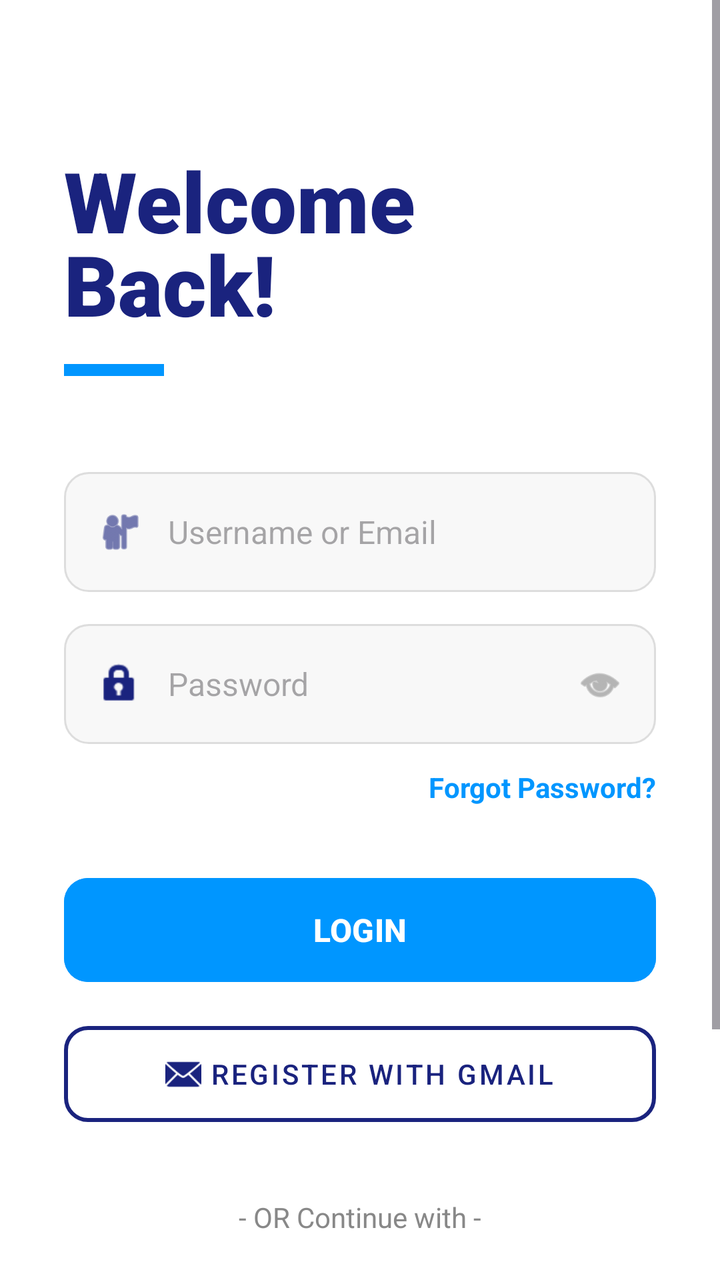
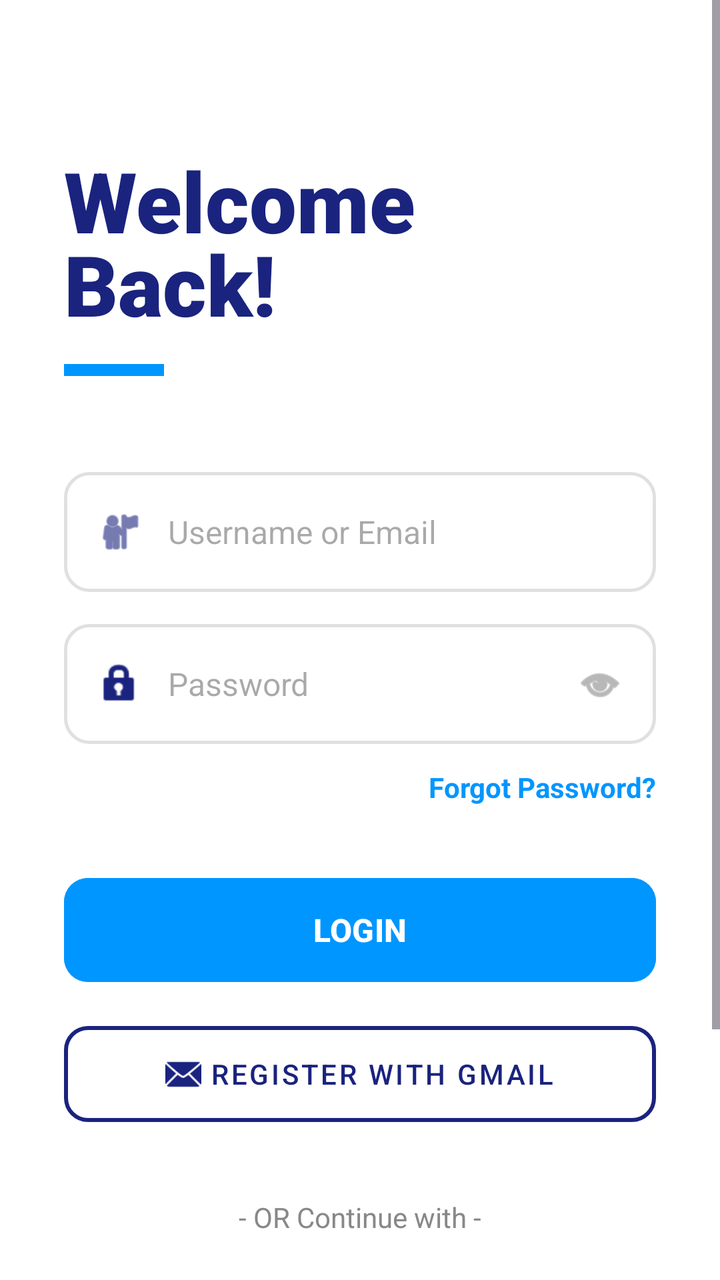

Compare the two renders of this Android layout. The source of the first and the diff that turns it into the second are given below.
<!-- AndroidManifest.xml: application theme Theme.Azracore -->
<!-- res/layout/activity_login2.xml -->
<?xml version="1.0" encoding="utf-8"?>
<ScrollView xmlns:android="http://schemas.android.com/apk/res/android"
    xmlns:app="http://schemas.android.com/apk/res-auto"
    android:layout_width="match_parent"
    android:layout_height="match_parent"
    android:background="#FFFFFF"
    android:fillViewport="true">

    <LinearLayout
        android:layout_width="match_parent"
        android:layout_height="wrap_content"
        android:orientation="vertical"
        android:padding="32dp">

        <TextView
            android:layout_width="wrap_content"
            android:layout_height="wrap_content"
            android:layout_marginTop="40dp"
            android:text="Welcome\nBack!"
            android:textColor="#1A237E"
            android:textSize="42sp"
            android:fontFamily="sans-serif-black"
            android:lineSpacingExtra="-8dp" />

        <View
            android:layout_width="50dp"
            android:layout_height="6dp"
            android:layout_marginTop="12dp"
            android:background="#0096FF" />

        <LinearLayout
            android:layout_width="match_parent"
            android:layout_height="60dp"
            android:layout_marginTop="48dp"
            android:background="@drawable/bg_input_login"
            android:gravity="center_vertical"
            android:orientation="horizontal"
            android:paddingHorizontal="16dp">

            <ImageView
                android:layout_width="24dp"
                android:layout_height="24dp"
                android:src="@android:drawable/ic_menu_myplaces"
                app:tint="#1A237E" />

            <EditText
                android:id="@+id/etUsernameLogin"
                android:layout_width="match_parent"
                android:layout_height="match_parent"
                android:layout_marginStart="12dp"
                android:background="@android:color/transparent"
                android:hint="Username or Email"
                android:inputType="text"
                android:textColor="#333333"
                android:textSize="16sp" />
        </LinearLayout>

        <LinearLayout
            android:layout_width="match_parent"
            android:layout_height="60dp"
            android:layout_marginTop="16dp"
            android:background="@drawable/bg_input_login"
            android:gravity="center_vertical"
            android:orientation="horizontal"
            android:paddingHorizontal="16dp">

            <ImageView
                android:layout_width="24dp"
                android:layout_height="24dp"
                android:src="@android:drawable/ic_lock_idle_lock"
                app:tint="#1A237E" />

            <EditText
                android:id="@+id/etPasswordLogin"
                android:layout_width="0dp"
                android:layout_height="match_parent"
                android:layout_marginStart="12dp"
                android:layout_weight="1"
                android:background="@android:color/transparent"
                android:hint="Password"
                android:inputType="textPassword"
                android:textColor="#333333"
                android:textSize="16sp" />

            <ImageView
                android:layout_width="24dp"
                android:layout_height="24dp"
                android:src="@android:drawable/ic_menu_view"
                app:tint="#888888" />
        </LinearLayout>

        <TextView
            android:layout_width="wrap_content"
            android:layout_height="wrap_content"
            android:layout_gravity="end"
            android:layout_marginTop="12dp"
            android:text="Forgot Password?"
            android:textColor="#0096FF"
            android:textStyle="bold" />

        <Button
            android:id="@+id/btnLogin"
            android:layout_width="match_parent"
            android:layout_height="60dp"
            android:layout_marginTop="32dp"
            android:backgroundTint="#0096FF"
            android:text="Login"
            android:textAllCaps="true"
            android:textSize="16sp"
            android:textStyle="bold"
            app:cornerRadius="12dp"
            app:elevation="4dp" />

        <Button
            android:id="@+id/btnRegisterGmail"
            style="@style/Widget.MaterialComponents.Button.OutlinedButton"
            android:layout_width="match_parent"
            android:layout_height="60dp"
            android:layout_marginTop="12dp"
            android:text="REGISTER WITH GMAIL"
            android:textColor="#1A237E"
            app:strokeColor="#1A237E"
            app:strokeWidth="2dp"
            app:cornerRadius="12dp"
            app:icon="@android:drawable/ic_dialog_email"
            app:iconGravity="textStart"
            app:iconTint="#1A237E" />

        <TextView
            android:layout_width="wrap_content"
            android:layout_height="wrap_content"
            android:layout_gravity="center"
            android:layout_marginTop="32dp"
            android:text="- OR Continue with -"
            android:textColor="#888888" />

        <LinearLayout
            android:layout_width="wrap_content"
            android:layout_height="wrap_content"
            android:layout_gravity="center"
            android:layout_marginTop="16dp"
            android:orientation="horizontal">

            <ImageView
                android:layout_width="55dp"
                android:layout_height="55dp"
                android:layout_margin="8dp"
                android:padding="12dp"
                android:background="@drawable/bg_circle_social"
                android:src="@android:drawable/ic_menu_info_details"
                app:tint="#0096FF" />

            <ImageView
                android:layout_width="55dp"
                android:layout_height="55dp"
                android:layout_margin="8dp"
                android:padding="12dp"
                android:background="@drawable/bg_circle_social"
                android:src="@android:drawable/ic_lock_power_off"
                app:tint="#1A237E" />
        </LinearLayout>

        <LinearLayout
            android:layout_width="wrap_content"
            android:layout_height="wrap_content"
            android:layout_gravity="center"
            android:layout_marginTop="24dp"
            android:layout_marginBottom="16dp"
            android:orientation="horizontal">

            <TextView
                android:layout_width="wrap_content"
                android:layout_height="wrap_content"
                android:text="Create An Account "
                android:textColor="#888888" />

            <TextView
                android:layout_width="wrap_content"
                android:layout_height="wrap_content"
                android:text="Sign Up"
                android:textColor="#0096FF"
                android:textStyle="bold" />
        </LinearLayout>

    </LinearLayout>
</ScrollView>
<!-- resources referenced by this layout -->
<resources>
  <!-- drawable bg_circle_social (drawable) -->
  <?xml version="1.0" encoding="utf-8"?>
  <shape xmlns:android="http://schemas.android.com/apk/res/android"
      android:shape="oval">
      <stroke android:width="1dp" android:color="#FF0096FF" />
      <solid android:color="#FFFFFF" />
  </shape>
  <!-- drawable bg_input_login (drawable) -->
  <?xml version="1.0" encoding="utf-8"?>
  <shape xmlns:android="http://schemas.android.com/apk/res/android">
      <solid android:color="#F8F8F8" />
      <stroke android:width="1dp" android:color="#DDDDDD" />
      <corners android:radius="12dp" />
  </shape>
  <style name="Theme.Azracore" parent="Base.Theme.Azracore" />
  <style name="Base.Theme.Azracore" parent="Theme.Material3.DayNight.NoActionBar">
          
          
      </style>
</resources>

<!-- the commit's change to res/layout/activity_login2.xml (unified diff, before → after) -->
@@ -83,6 +83,7 @@
                 android:textSize="16sp" />
 
             <ImageView
+                android:id="@+id/ivTogglePassword"
                 android:layout_width="24dp"
                 android:layout_height="24dp"
                 android:src="@android:drawable/ic_menu_view"
@@ -111,7 +112,7 @@
             app:cornerRadius="12dp"
             app:elevation="4dp" />
 
-        <Button
+        <com.google.android.material.button.MaterialButton
             android:id="@+id/btnRegisterGmail"
             style="@style/Widget.MaterialComponents.Button.OutlinedButton"
             android:layout_width="match_parent"
<!-- resource entries referenced after the edit -->
@@ -2,17 +2,16 @@
 <resources>
   <!-- drawable bg_circle_social (drawable) -->
   <?xml version="1.0" encoding="utf-8"?>
-  <shape xmlns:android="http://schemas.android.com/apk/res/android"
-      android:shape="oval">
-      <stroke android:width="1dp" android:color="#FF0096FF" />
-      <solid android:color="#FFFFFF" />
+  <shape xmlns:android="http://schemas.android.com/apk/res/android">
+      <solid android:color="#F5F5F5"/>
+      <corners android:radius="100dp"/>
   </shape>
   <!-- drawable bg_input_login (drawable) -->
   <?xml version="1.0" encoding="utf-8"?>
   <shape xmlns:android="http://schemas.android.com/apk/res/android">
-      <solid android:color="#F8F8F8" />
-      <stroke android:width="1dp" android:color="#DDDDDD" />
-      <corners android:radius="12dp" />
+      <solid android:color="#FFFFFF"/>
+      <stroke android:width="1.5dp" android:color="#E0E0E0"/>
+      <corners android:radius="12dp"/>
   </shape>
   <style name="Theme.Azracore" parent="Base.Theme.Azracore" />
   <style name="Base.Theme.Azracore" parent="Theme.Material3.DayNight.NoActionBar">
